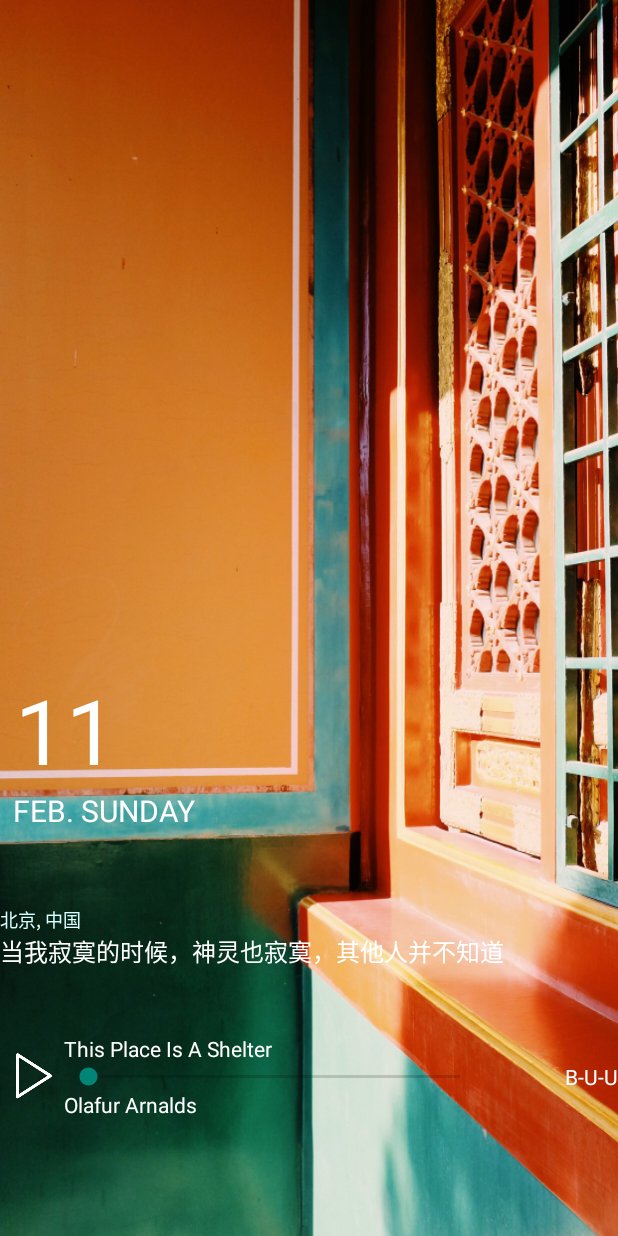
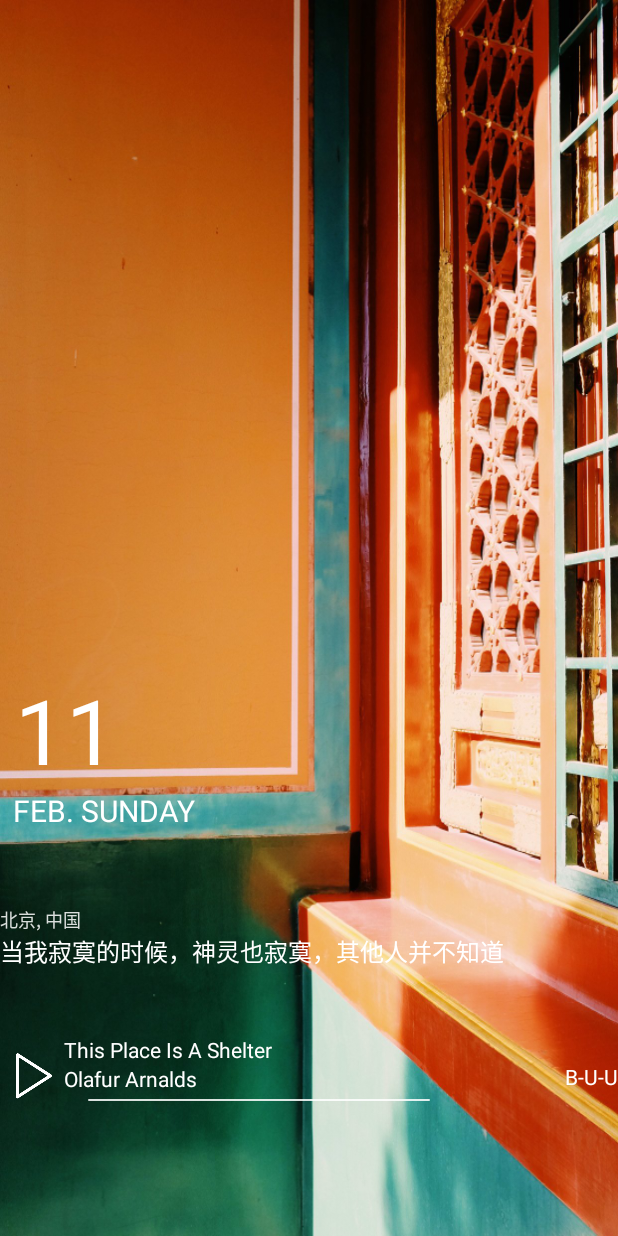
Before and after one commit to madtcsa/nextday, an Android app: the layout activity_main.xml on its own in the app's theme, with its tools: preview values and no code run, on a phone screen of 412 x 824 dp. Run offline under Robolectric (Android 15) with nearby library versions, the phone set to English and light mode, and no system bars; plain views replace SimpleDraweeView.

Commit message:
seek bar style

```diff
--- a/app/src/main/java/com/kkxx/nextdaylock/MainActivity.java
+++ b/app/src/main/java/com/kkxx/nextdaylock/MainActivity.java
@@ -5,6 +5,7 @@ import android.arch.lifecycle.ViewModelProviders;
 import android.graphics.Color;
 import android.media.MediaPlayer;
 import android.net.Uri;
+import android.os.Build;
 import android.os.Bundle;
 import android.os.Handler;
 import android.support.annotation.Nullable;
@@ -47,7 +48,7 @@ public class MainActivity extends AppCompatActivity implements MusicPlayer.OnMed
     @BindView(R.id.author_name)
     TextView authorNameText;
     @BindView(R.id.music_switch_img)
-    ImageView musicSwitchText;
+    ImageView musicSwitchImg;
     @BindView(R.id.next_day_img)
     SimpleDraweeView nextDayImg;
     @BindView(R.id.music_seekbar)
@@ -55,7 +56,6 @@ public class MainActivity extends AppCompatActivity implements MusicPlayer.OnMed
 
 
     private NextDay currentNextDay;
-    private Handler mHandler = new Handler();
     private MusicPlayer musicPlayer;
 
     @Override
@@ -94,13 +94,16 @@ public class MainActivity extends AppCompatActivity implements MusicPlayer.OnMed
     @OnClick(R.id.music_switch_img)
     void playMusic() {
         if (null == musicPlayer) {
+            musicSwitchImg.setImageResource(R.drawable.pause);
             musicPlayer = new MusicPlayer(this);
             musicPlayer.playMusic();
         } else {
             if (musicPlayer.isPlaying()) {
+                musicSwitchImg.setImageResource(R.drawable.play);
                 musicPlayer.pause();
             } else {
                 musicPlayer.continuePlay();
+                musicSwitchImg.setImageResource(R.drawable.pause);
             }
         }
     }
--- /dev/null
+++ b/app/src/main/res/drawable/seekbar_progerss_drawabe.xml
@@ -0,0 +1,18 @@
+<?xml version="1.0" encoding="utf-8"?>
+<layer-list xmlns:android="http://schemas.android.com/apk/res/android">
+
+    <item android:id="@android:id/background">
+        <shape>
+            <corners android:radius="10dp" />
+            <solid android:color="@color/color_white_85"/>
+        </shape>
+    </item>
+    <item android:id="@android:id/progress">
+        <clip>
+            <shape>
+                <corners android:radius="10dp" />
+                <solid android:color="@color/color_leak_blue_80" />
+            </shape>
+        </clip>
+    </item>
+</layer-list>
--- a/app/src/main/res/layout/activity_main.xml
+++ b/app/src/main/res/layout/activity_main.xml
@@ -11,10 +11,11 @@
         android:id="@+id/next_day_img"
         android:layout_width="0dp"
         android:layout_height="0dp"
+        app:layout_constraintBottom_toBottomOf="parent"
         app:layout_constraintLeft_toLeftOf="parent"
         app:layout_constraintRight_toRightOf="parent"
-        app:layout_constraintBottom_toBottomOf="parent"
-        app:layout_constraintTop_toTopOf="parent"/>
+        app:layout_constraintTop_toTopOf="parent" />
+
     <TextView
         android:id="@+id/date_text"
         android:layout_width="wrap_content"
@@ -72,12 +73,12 @@
 
     <SeekBar
         android:id="@+id/music_seekbar"
-        android:layout_width="280dp"
+        android:layout_width="260dp"
+        android:layout_height="wrap_content"
         android:max="100"
-        android:layout_height="wrap_content"
+        style="@style/CustomSeekBarStyle"
         app:layout_constraintBottom_toBottomOf="@id/music_switch_img"
-        app:layout_constraintLeft_toRightOf="@id/music_switch_img"
-        app:layout_constraintTop_toTopOf="@id/music_switch_img" />
+        app:layout_constraintLeft_toRightOf="@id/music_switch_img" />
 
     <TextView
         android:id="@+id/music_title_text"
@@ -85,7 +86,7 @@
         android:layout_height="wrap_content"
         android:textColor="@color/color_white"
         android:visibility="visible"
-        app:layout_constraintBottom_toTopOf="@id/music_seekbar"
+        app:layout_constraintBottom_toTopOf="@id/singer_text"
         app:layout_constraintLeft_toRightOf="@id/music_switch_img"
         tools:text="This Place Is A Shelter" />
 
@@ -95,8 +96,8 @@
         android:layout_height="wrap_content"
         android:textColor="@color/color_white"
         android:visibility="visible"
+        app:layout_constraintBottom_toTopOf="@id/music_seekbar"
         app:layout_constraintLeft_toRightOf="@id/music_switch_img"
-        app:layout_constraintTop_toBottomOf="@id/music_seekbar"
         tools:text="Olafur Arnalds" />
 
     <TextView
--- a/app/src/main/res/values/colors.xml
+++ b/app/src/main/res/values/colors.xml
@@ -4,5 +4,7 @@
     <color name="colorPrimaryDark">#303F9F</color>
     <color name="colorAccent">#FF4081</color>
     <color name="color_white">@android:color/white</color>
-    <color name="color_white_85">#D9FFFF</color>
+    <color name="color_white_85">#D9FFFFFF</color>
+    <color name="color_sky_blur_100">#FFDAFFFF</color>
+    <color name="color_leak_blue_80">#F20Affff</color>
 </resources>
--- a/app/src/main/res/values/strings.xml
+++ b/app/src/main/res/values/strings.xml
@@ -17,5 +17,5 @@
     <string name="november_short">NOV</string>
     <string name="december_short">DEC</string>
 
-    <string name="comma">，</string>
+    <string name="comma">,</string>
 </resources>
--- a/app/src/main/res/values/styles.xml
+++ b/app/src/main/res/values/styles.xml
@@ -8,10 +8,17 @@
         <item name="colorAccent">@color/colorAccent</item>
     </style>
 
-    <style name="FullScreenTheme" >
+    <style name="FullScreenTheme">
         <item name="android:windowNoTitle">true</item>
         <item name="android:windowFullscreen">true</item>
         <item name="android:background">@android:color/transparent</item>
     </style>
 
+    <style name="CustomSeekBarStyle">
+        <item name="android:maxHeight">1dp</item>
+        <item name="android:indeterminateOnly">false</item>
+        <item name="android:progressDrawable">@drawable/seekbar_progerss_drawabe</item>
+        <item name="android:minHeight">10dp</item>
+        <item name="android:thumb">@android:color/transparent</item>
+    </style>
 </resources>
```
